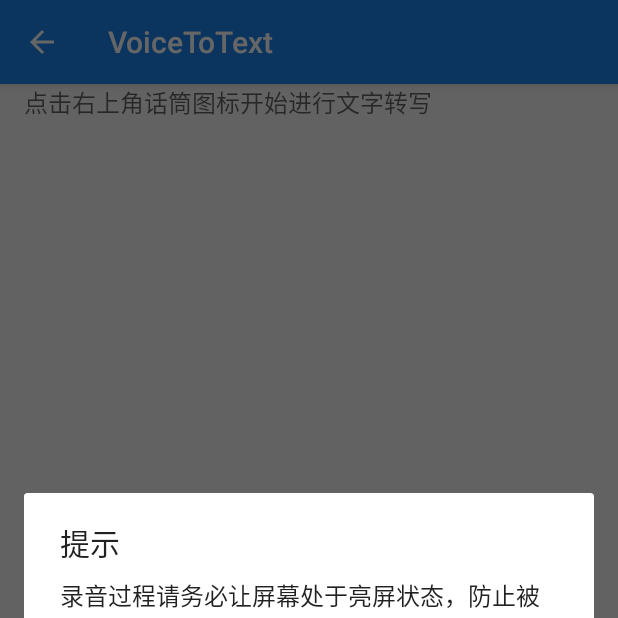
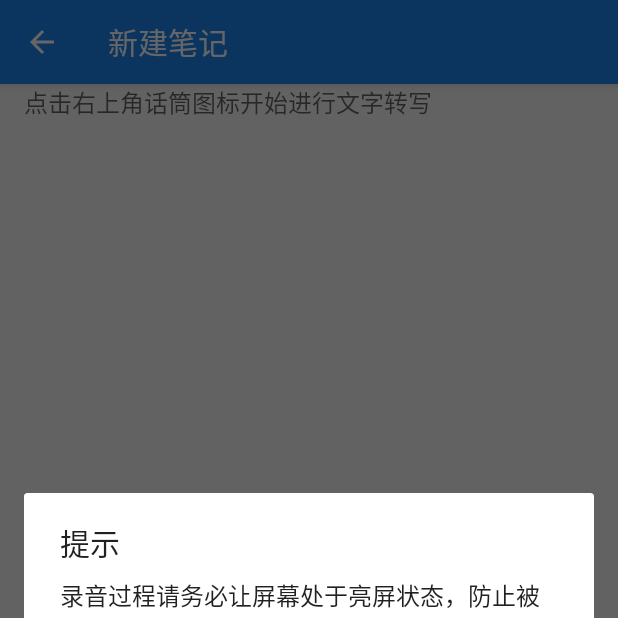
Before and after one commit to hahafather007/VoiceToText, an Android app: the NoteCreateActivity screen opened directly, with no data from a screen before it, after a tap on an icon or button, on a phone screen of 412 x 824 dp, the top half of it. Run offline under Robolectric (Android 15) with nearby library versions, the phone set to English and light mode, and no system bars; our stand-ins replace RxJava, data binding; libraries missing offline, so code that uses them is left out: cafe.adriel.androidaudioconverter, com.annimon.stream, com.chibatching.kotpref, com.raizlabs.android, io.reactivex.internal; pictures from the network do not load; 16 statements that could not run were skipped.

Commit message:
修改了一点名字

```diff
--- a/app/src/main/res/layout/activity_note_create.xml
+++ b/app/src/main/res/layout/activity_note_create.xml
@@ -32,7 +32,8 @@
                 android:id="@+id/toolbar"
                 android:layout_width="match_parent"
                 android:layout_height="@dimen/actionBarSize"
-                android:background="@color/colorPrimary" />
+                android:background="@color/colorPrimary"
+                app:title="@string/text_new_note" />
         </android.support.design.widget.AppBarLayout>
 
         <EditText
--- a/app/src/main/res/values/strings.xml
+++ b/app/src/main/res/values/strings.xml
@@ -2,6 +2,7 @@
     <string name="app_name">VoiceToText</string>
     <string name="text_delete_over">已删除！！！</string>
     <string name="text_ask_delete">确定要删除这条笔记？</string>
+
     <string name="text_cancel">取消</string>
     <string name="text_enter">确定</string>
     <string name="text_tap_to_cancel_recording">录音中，点击停止</string>
@@ -22,6 +23,7 @@
     <string name="text_say_nothing">你好像什么都没有说</string>
     <string name="text_tap_to_start">点击右上角"话筒"图标开始进行文字转写</string>
     <string name="text_no_item">当前还没有任何笔记\n（点击右下角\"+\"按钮创建）</string>
+    <string name="text_new_note">新建笔记</string>
 
     <!--极光推送需要的string-->
     <string name="hello">Hello World, JPush!</string>
```
